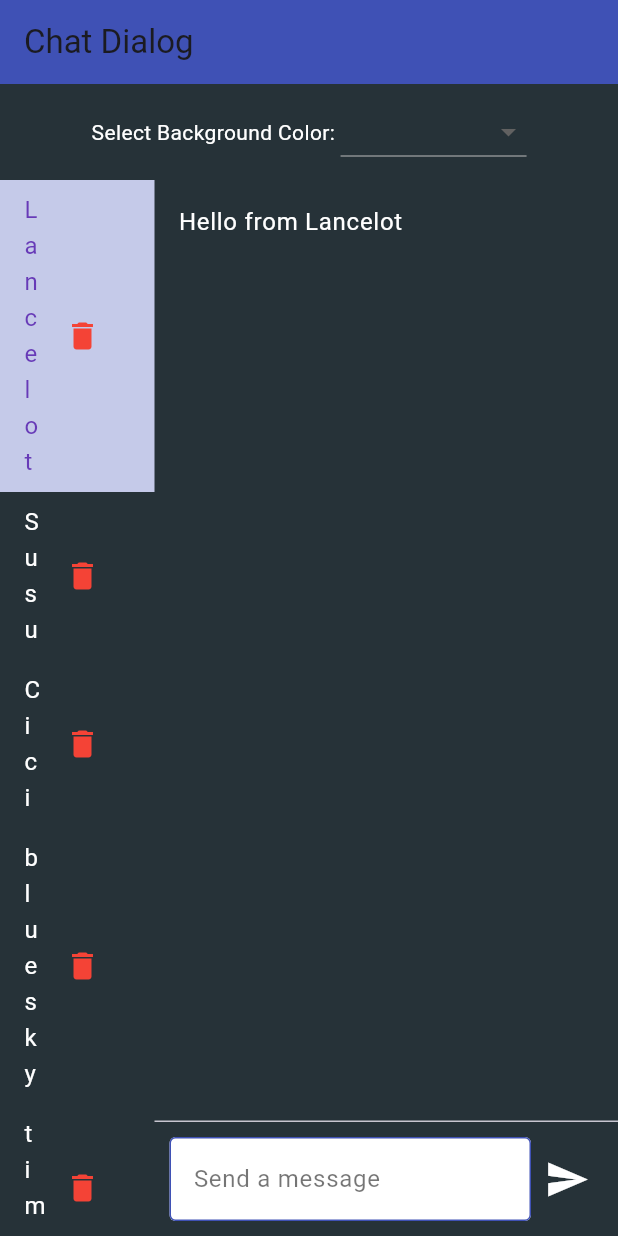
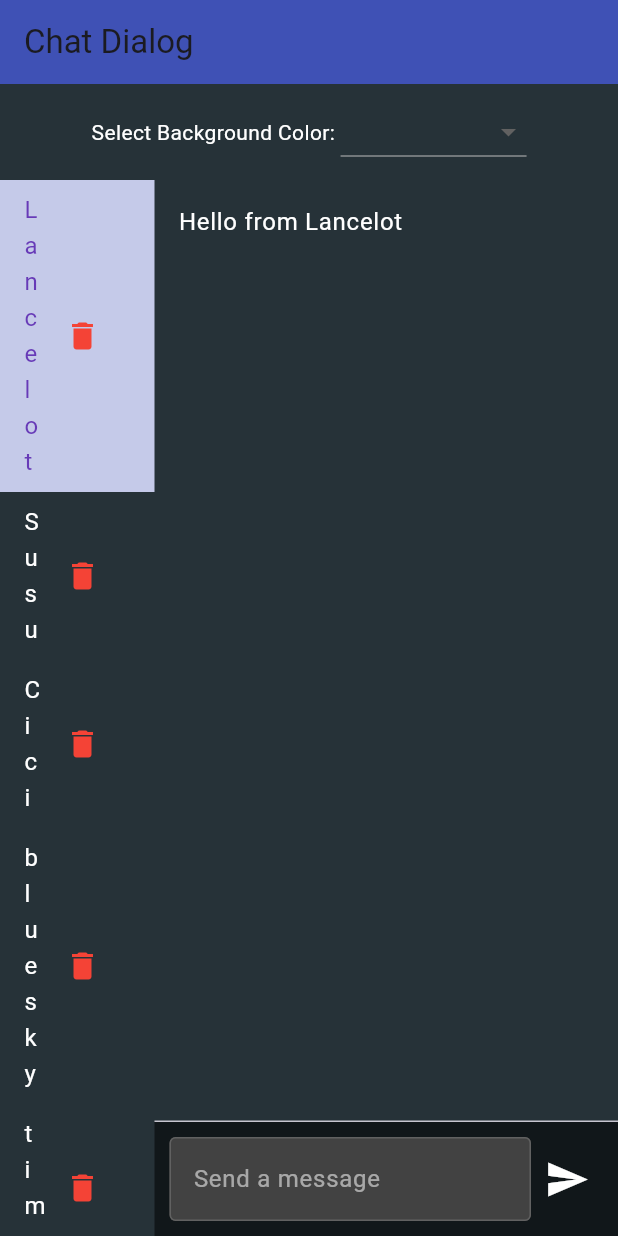
Before and after one commit to could-ai/0197d443-0150-7ce1-b2ca-99f3455ad382, a Flutter app: the screen it shows after launch, on a phone screen of 412 x 824 dp. Run offline on Flutter 3.47's test engine with Material 3 defaults, Android fonts, the phone set to English and light mode, and no system bars.

Commit message:
AI Assistant: Update lib/main.dart

```diff
--- a/usr/lib/main.dart
+++ b/usr/lib/main.dart
@@ -167,22 +167,23 @@ class _ChatScreenState extends State<ChatScreen> {
                       const Divider(height: 1.0),
                       Container(
                         padding: const EdgeInsets.all(10.0),
+                        color: Colors.black54,
                         child: Row(
                           children: <Widget>[
                             Expanded(
                               child: TextField(
                                 controller: _controller,
-                                style: TextStyle(color: Colors.black),
+                                style: TextStyle(color: Colors.white),
                                 decoration: InputDecoration(
                                   hintText: 'Send a message',
-                                  hintStyle: TextStyle(color: Colors.black54),
+                                  hintStyle: TextStyle(color: Colors.white54),
                                   filled: true,
-                                  fillColor: Colors.white,
+                                  fillColor: Colors.grey[800],
                                   enabledBorder: OutlineInputBorder(
-                                    borderSide: BorderSide(color: Colors.indigo),
+                                    borderSide: BorderSide(color: Colors.grey[700]!),
                                   ),
                                   focusedBorder: OutlineInputBorder(
-                                    borderSide: BorderSide(color: Colors.indigoAccent),
+                                    borderSide: BorderSide(color: Colors.blueAccent),
                                   ),
                                 ),
                                 onSubmitted: (_) => _sendMessage(),
```
